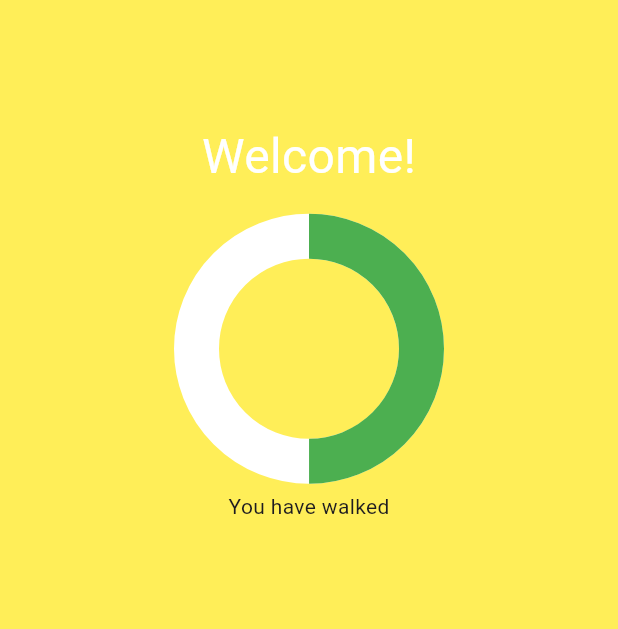
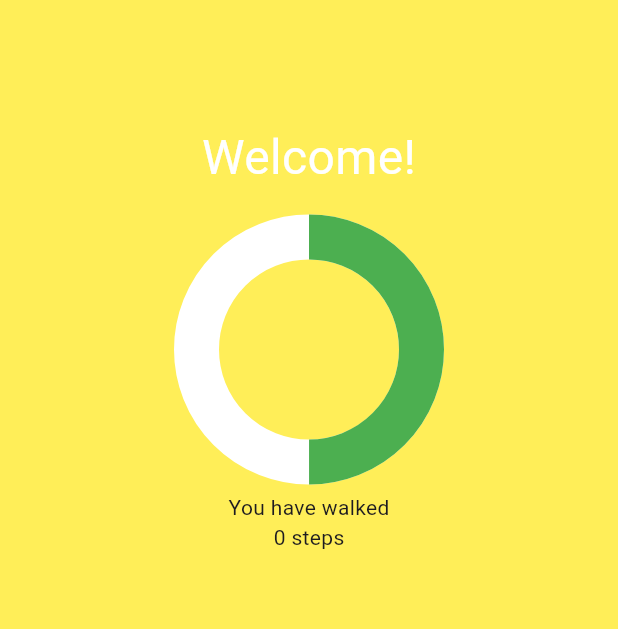
Before and after one commit to KIL0NZI/pedometer, a Flutter app: the HomeScreen screen opened directly, on a phone screen of 412 x 824 dp. Shown: the top 629 px of the screen. Run offline on Flutter 3.47's test engine with Material 3 defaults, Android fonts, the phone set to English and light mode, and no system bars; our stand-ins replace sensors_plus.

Commit message:
first real milestone

```diff
--- a/lib/models/pedometer_model.dart
+++ b/lib/models/pedometer_model.dart
@@ -76,6 +76,10 @@ class StepCount {
     _timeStamp = DateTime.now();
   }
 
+  StepCount() {
+    _timeStamp = DateTime.now();
+  }
+
   int get steps => _steps;
 
   DateTime get timeStamp => _timeStamp;
--- a/lib/screens/homescreen.dart
+++ b/lib/screens/homescreen.dart
@@ -1,8 +1,5 @@
-import 'package:flutter/cupertino.dart';
 import 'package:flutter/material.dart';
-import 'package:flutter/widgets.dart';
 import 'package:pedometer/Themes/colors.dart';
-import 'package:google_fonts/google_fonts.dart';
 import 'package:pedometer/models/bottom_nav_bar.dart';
 import 'package:pedometer/models/pedometer_model.dart';
 import 'package:pedometer/screens/leaderboard_tab.dart';
@@ -19,6 +16,8 @@ class HomeScreen extends StatefulWidget {
 class _HomeScreenState extends State<HomeScreen> {
   int _selectedIndex = 0;
 
+  // StepCount stepCount = StepCount();
+
   void _onItemSelected(int index) {
     setState(() {
       _selectedIndex = index;
@@ -32,14 +31,6 @@ class _HomeScreenState extends State<HomeScreen> {
     if (index == 2) {
       MaterialPageRoute(builder: (BuildContext context) => const LeaderBoard());
     }
-  }
-
-  void main() {
-    Pedometer.pedestrianStatusStream.listen((PedestrianStatus status) {
-      String steps = status.status;
-      // print('Current status: ${status.status} at ${status.timeStamp}');
-      // Use status.status wherever you need in your app
-    });
   }
 
   bool _isExpanded = true;
@@ -96,7 +87,7 @@ class _HomeScreenState extends State<HomeScreen> {
                     collapseMode: CollapseMode.parallax,
                     background: Stack(children: [
                       if (_isExpanded)
-                        const Center(
+                        Center(
                           child: Column(
                             mainAxisAlignment: MainAxisAlignment.center,
                             children: [
@@ -129,7 +120,12 @@ class _HomeScreenState extends State<HomeScreen> {
                                     height: 20,
                                   ),
                                   Text('You have walked'),
-                                  Text(''),
+                                  StreamBuilder<StepCount>(
+                                      stream: Pedometer.stepCountStream,
+                                      builder: (context, Snapshot) {
+                                        return Text(
+                                            '${StepCount().steps!}' + ' steps');
+                                      })
                                 ],
                               )
                             ],
--- a/pubspec.yaml
+++ b/pubspec.yaml
@@ -36,6 +36,8 @@ dependencies:
   # The following adds the Cupertino Icons font to your application.
   # Use with the CupertinoIcons class for iOS style icons.
   cupertino_icons: ^1.0.6
+  firebase_core: ^3.6.0
+  firebase_auth: ^5.3.1
 
 dev_dependencies:
   flutter_test:
```
Also changed, not shown: pubspec.lock, 3 other files.
